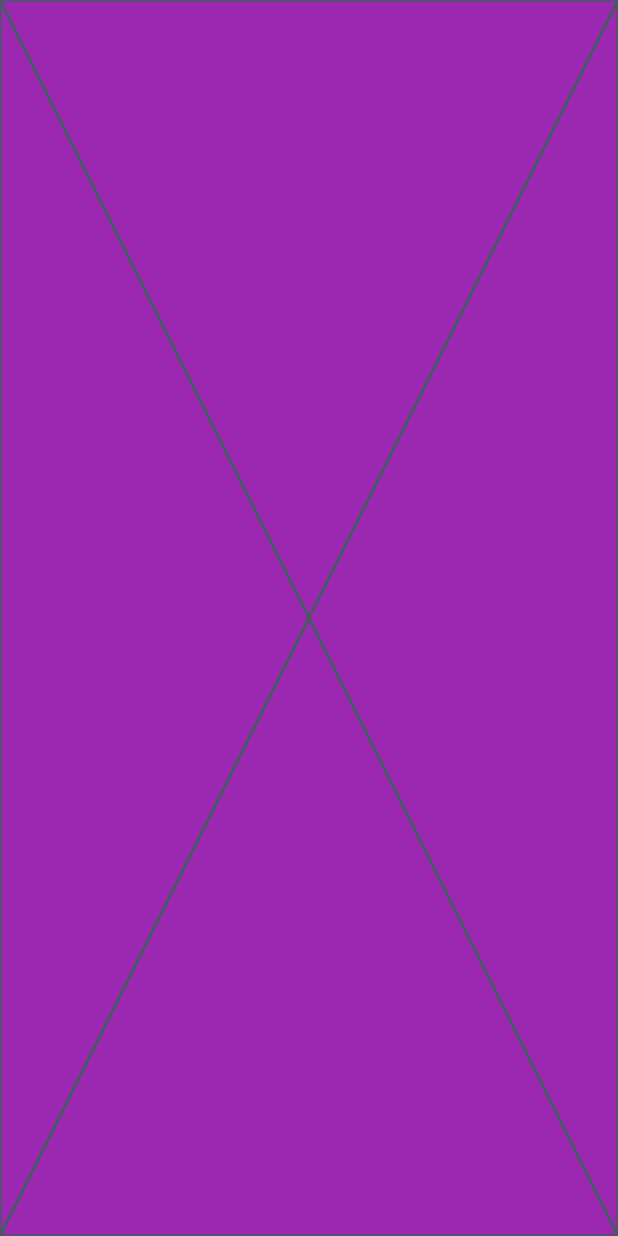
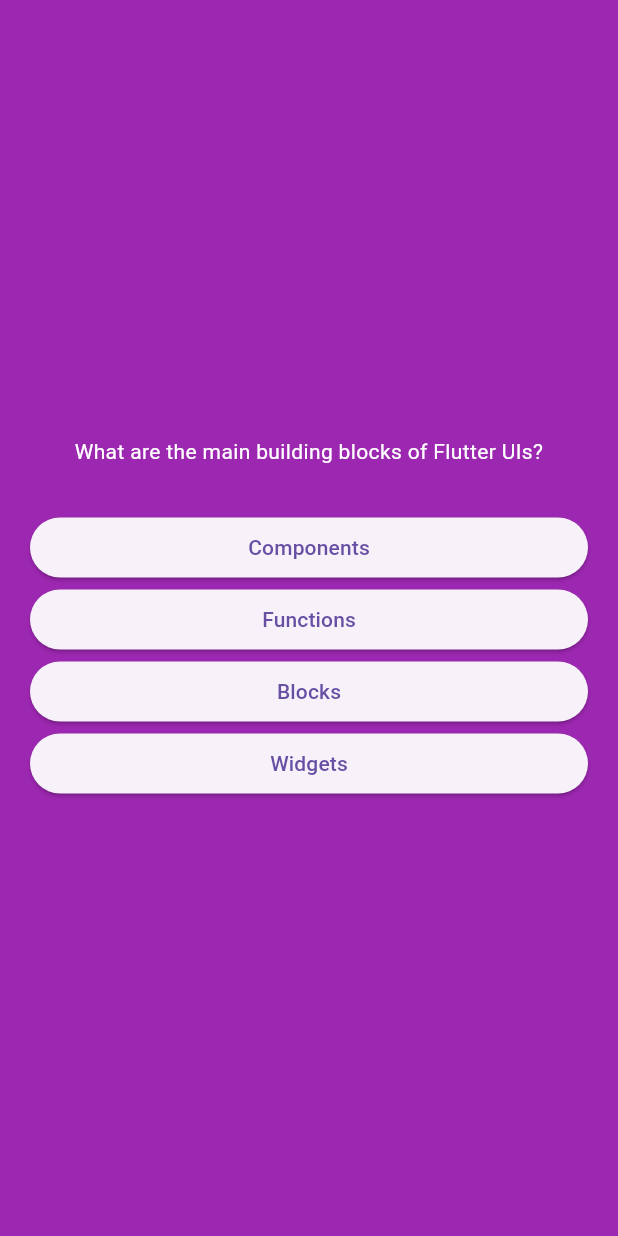
Before and after one commit to devrun2016/Programming-Study, a Flutter app: the screen it shows after launch, after a tap on "Start Quiz", on a phone screen of 412 x 824 dp. Run offline on Flutter 3.47's test engine with Material 3 defaults, Android fonts, the phone set to English and light mode, and no system bars.

Commit message:
20241025_Second
QuizzApp
- Model Created
- Data Added
- Refactor Buttons

```diff
--- /dev/null
+++ b/quizapp/lib/answer_buttons.dart
@@ -0,0 +1,23 @@
+import 'package:flutter/material.dart';
+
+class AnswerButtons extends StatelessWidget {
+  const AnswerButtons({
+    super.key,
+    required this.answerText,
+    required this.onTap,
+  });
+
+  final String answerText;
+  final void Function() onTap;
+
+  @override
+  Widget build(BuildContext context) {
+    return ElevatedButton(
+      onPressed: onTap,
+      style: ElevatedButton.styleFrom(
+        minimumSize: const Size(160, 40),
+      ),
+      child: Text(answerText),
+    );
+  }
+}
--- /dev/null
+++ b/quizapp/lib/data/questions.dart
@@ -0,0 +1,55 @@
+import 'package:quizapp/models/quiz_question.dart';
+
+const questions = [
+  QuizQuestion(
+    'What are the main building blocks of Flutter UIs?',
+    [
+      'Widgets',
+      'Components',
+      'Blocks',
+      'Functions',
+    ],
+  ),
+  QuizQuestion('How are Flutter UIs built?', [
+    'By combining widgets in code',
+    'By combining widgets in a visual editor',
+    'By defining widgets in config files',
+    'By using XCode for iOS and Android Studio for Android',
+  ]),
+  QuizQuestion(
+    'What\'s the purpose of a StatefulWidget?',
+    [
+      'Update UI as data changes',
+      'Update data as UI changes',
+      'Ignore data changes',
+      'Render UI that does not depend on data',
+    ],
+  ),
+  QuizQuestion(
+    'Which widget should you try to use more often: StatelessWidget or StatefulWidget?',
+    [
+      'StatelessWidget',
+      'StatefulWidget',
+      'Both are equally good',
+      'None of the above',
+    ],
+  ),
+  QuizQuestion(
+    'What happens if you change data in a StatelessWidget?',
+    [
+      'The UI is not updated',
+      'The UI is updated',
+      'The closest StatefulWidget is updated',
+      'Any nested StatefulWidgets are updated',
+    ],
+  ),
+  QuizQuestion(
+    'How should you update data inside of StatefulWidgets?',
+    [
+      'By calling setState()',
+      'By calling updateData()',
+      'By calling updateUI()',
+      'By calling updateState()',
+    ],
+  ),
+];
--- /dev/null
+++ b/quizapp/lib/models/quiz_question.dart
@@ -0,0 +1,12 @@
+class QuizQuestion {
+  const QuizQuestion(this.text, this.answers);
+
+  final String text;
+  final List<String> answers;
+
+  List<String> getShuffleAnswers() {
+    final shuffleList = List.of(answers);
+    shuffleList.shuffle();
+    return shuffleList;
+  }
+}
--- a/quizapp/lib/question.dart
+++ b/quizapp/lib/question.dart
@@ -1,4 +1,6 @@
 import 'package:flutter/material.dart';
+import 'package:quizapp/answer_buttons.dart';
+import 'package:quizapp/data/questions.dart';
 
 class QuestionScreen extends StatefulWidget {
   const QuestionScreen({super.key});
@@ -8,8 +10,46 @@
 }
 
 class _QuestionScreenState extends State<QuestionScreen> {
+  var currentQuestionIndex = 0;
+
+  void answerQuestions() {
+    //currentQuestionIndex = currentQuestionIndex + 1;
+    //currentQuestionIndex += 1;
+    currentQuestionIndex++;
+  }
+
   @override
   Widget build(BuildContext context) {
-    return const Placeholder();
+    final currentQuestion = questions[currentQuestionIndex];
+
+    return Container(
+      margin: const EdgeInsets.all(20),
+      child: Center(
+        child: Column(
+          mainAxisSize: MainAxisSize.min,
+          crossAxisAlignment: CrossAxisAlignment.stretch,
+          children: [
+            Text(
+              currentQuestion.text,
+              style: const TextStyle(
+                color: Colors.white,
+              ),
+              textAlign: TextAlign.center,
+            ),
+            const SizedBox(
+              height: 30,
+            ),
+            ...currentQuestion.getShuffleAnswers().map(
+              (answer) {
+                return AnswerButtons(
+                  answerText: answer,
+                  onTap: () {},
+                );
+              },
+            ),
+          ],
+        ),
+      ),
+    );
   }
 }
```
